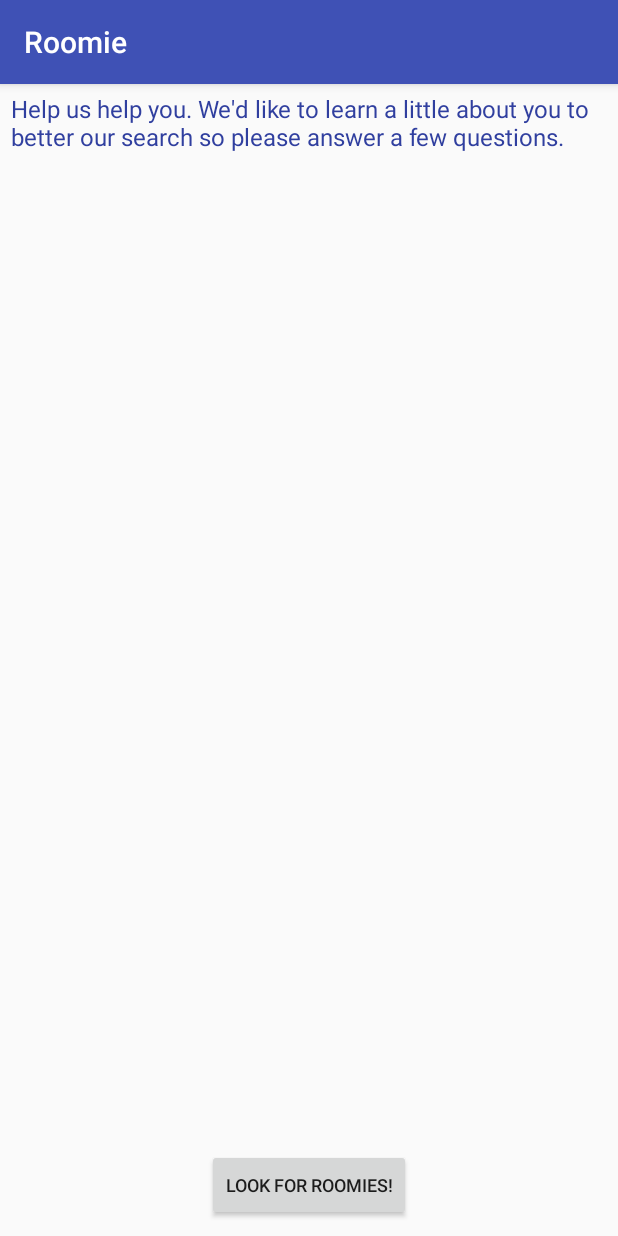
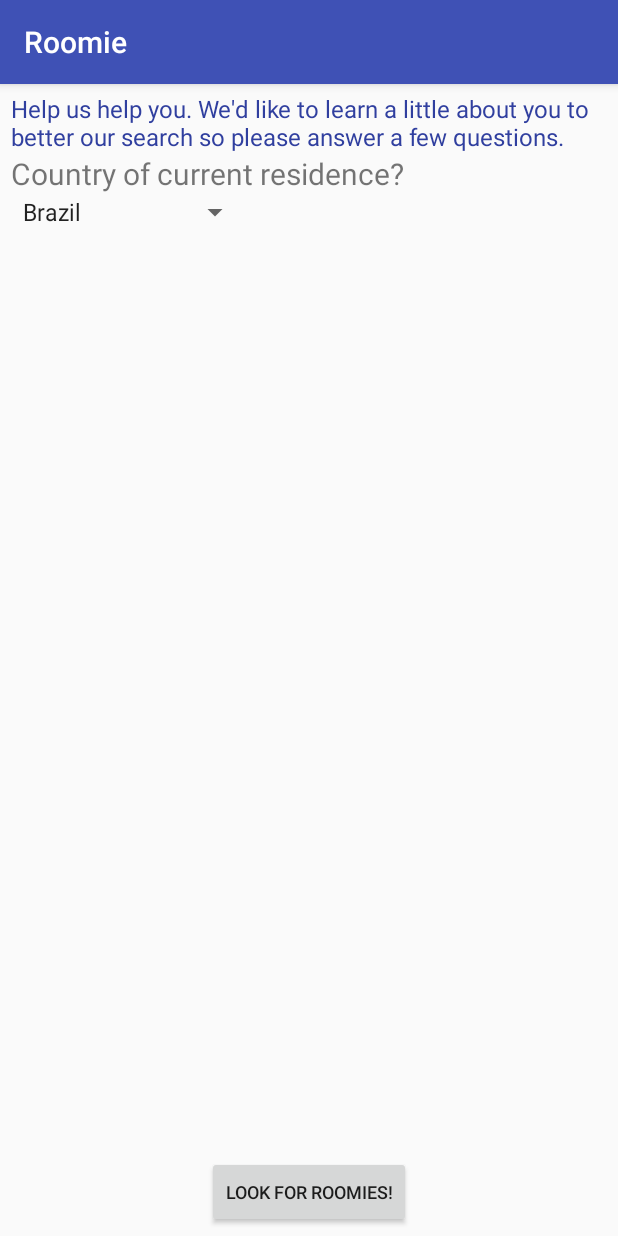
Before and after one commit to LauretsDev/Roomie, an Android app: the FormActivity screen opened directly, with no data from a screen before it, on a phone screen of 412 x 824 dp. Run offline under Robolectric (Android 15) with nearby library versions, the light colour scheme and no system bars.

Commit message:
Made Spinner and Adapter for Form. Added first layout views for them in the form.

```diff
--- a/app/src/main/java/com/roakstudio/roomie/FormActivity.java
+++ b/app/src/main/java/com/roakstudio/roomie/FormActivity.java
@@ -4,9 +4,16 @@ import android.content.Intent;
 import android.support.v7.app.AppCompatActivity;
 import android.os.Bundle;
 import android.view.View;
+import android.widget.AdapterView;
+import android.widget.ArrayAdapter;
 import android.widget.Button;
+import android.widget.Spinner;
+import android.widget.Toast;
 
 public class FormActivity extends AppCompatActivity {
+
+    Spinner spinner;
+    ArrayAdapter<CharSequence> adapter;
 
     @Override
     protected void onCreate(Bundle savedInstanceState) {
@@ -14,7 +21,21 @@ public class FormActivity extends AppCompatActivity {
         super.onCreate(savedInstanceState);
         setContentView(R.layout.activity_form);
 
+        spinner = (Spinner) findViewById(R.id.spinner1);
+        adapter = ArrayAdapter.createFromResource(this, R.array.str_question_1_choices, android.R.layout.simple_spinner_item);
+        adapter.setDropDownViewResource(android.R.layout.simple_spinner_dropdown_item);
+        spinner.setAdapter(adapter);
+        spinner.setOnItemSelectedListener(new AdapterView.OnItemSelectedListener() {
+            @Override
+            public void onItemSelected(AdapterView<?> parent, View view, int position, long id) {
+                Toast.makeText(getBaseContext(), parent.getItemAtPosition(position)+ " selected", Toast.LENGTH_LONG).show();
+            }
 
+            @Override
+            public void onNothingSelected(AdapterView<?> parent) {
+
+            }
+        });
     }
 
     public void sendMessage(View view) {
--- a/app/src/main/res/layout/activity_form.xml
+++ b/app/src/main/res/layout/activity_form.xml
@@ -18,13 +18,31 @@
         android:layout_marginRight="7dp"
         />
 
-    <Spinner
-        android:id="@+id/spinnerForm"
-        android:layout_width="0dp"
-        android:layout_height="wrap_content"
-        android:layout_below="@id/txt_FormHeader"
+    <ScrollView
+        android:layout_width="match_parent"
+        android:layout_height="match_parent"
+        android:layout_below="@+id/txt_FormHeader"
+        android:layout_above="@+id/btn_Form">
+            <LinearLayout
+                android:layout_width="match_parent"
+                android:layout_height="match_parent"
+                android:orientation="vertical">
+                <TextView
+                    android:layout_width="wrap_content"
+                    android:layout_height="wrap_content"
+                    android:text="@string/str_question_1"
+                    android:textSize="20sp"
+                    android:layout_marginLeft="7dp"/>
+                <Spinner
+                    android:id="@+id/spinner1"
+                    android:layout_width="wrap_content"
+                    android:layout_height="wrap_content"
+                    android:layout_marginLeft="7dp"
 
-        ></Spinner>
+                    />
+
+        </LinearLayout>
+    </ScrollView>
 
 
     <Button
@@ -32,7 +50,7 @@
         android:layout_height="wrap_content"
         android:layout_centerHorizontal="true"
         android:layout_alignParentBottom="true"
-        android:layout_marginBottom="10dp"
+        android:layout_marginBottom="5dp"
         android:textStyle="normal"
         android:textSize="12sp"
         android:text="Look for roomies!"
--- a/app/src/main/res/values/strings.xml
+++ b/app/src/main/res/values/strings.xml
@@ -4,6 +4,9 @@
     <string name="str_question_1">Country of current residence?</string>
     <string-array name="str_question_1_choices">
         <item>Brazil</item>
+        <item>United States</item>
+        <item>Canada</item>
+        <item>Russia</item>
     </string-array>
 
     <string name="str_question_2">State of current residence?</string>
```
